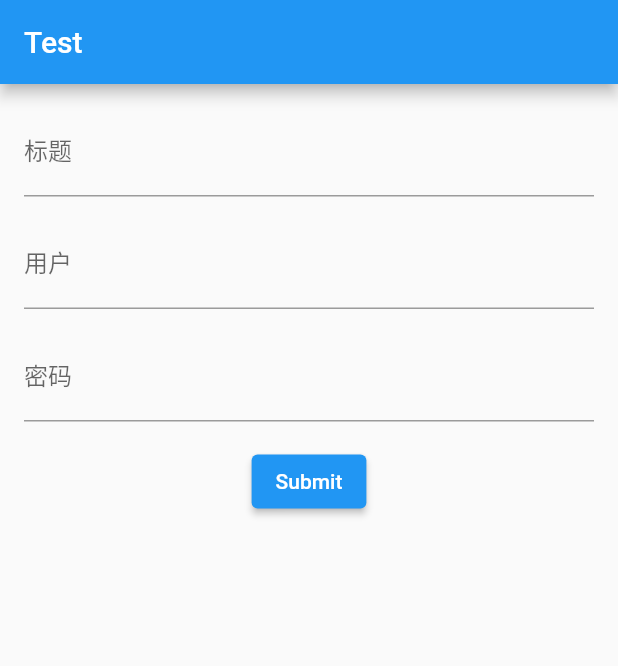
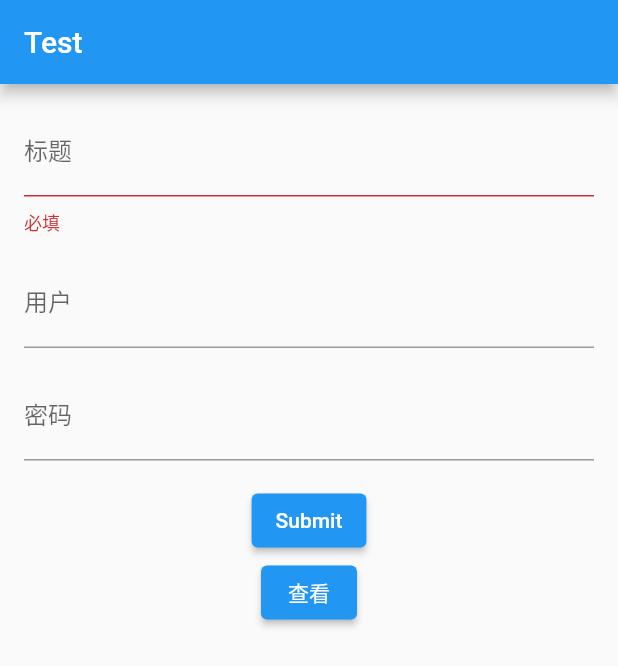
Before and after one commit to y-yushu/flutter_password_saving_software, a Flutter app: the screen it shows after launch, after a tap on "Submit", on a phone screen of 412 x 824 dp. Shown: the top 666 px of the screen. Run offline on Flutter 3.47's test engine with Material 2 defaults, Android fonts, the phone set to English and light mode, and no system bars; our stand-ins replace azlistview, hive, hive_flutter; missing offline and left inert: lpinyin; accounts and stored records are empty.

Commit message:
feat: 初步引用hive

```diff
--- /dev/null
+++ b/lib/hive/HiveUtil.dart
@@ -0,0 +1,10 @@
+import 'package:flutter_password_saving_software/hive/AccountAdapter.dart';
+import 'package:hive_flutter/adapters.dart';
+
+class HiveUtil {
+  static Future<void> initHive() async {
+    await Hive.initFlutter();
+    Hive.registerAdapter<Account>(AccountAdapter());
+    await Hive.openBox<Account>('mybox');
+  }
+}
--- a/lib/main.dart
+++ b/lib/main.dart
@@ -1,7 +1,9 @@
 import 'package:flutter/material.dart';
+import 'package:flutter_password_saving_software/hive/HiveUtil.dart';
 import 'package:flutter_password_saving_software/routes/routes.dart';
 
-void main() {
+void main() async {
+  await HiveUtil.initHive();
   runApp(const MyApp());
 }
 
--- a/lib/page/home copy.dart
+++ b/lib/page/home copy.dart
@@ -1,6 +1,5 @@
 import 'package:flutter/material.dart';
 import 'package:azlistview/azlistview.dart';
-import 'package:flutter_password_saving_software/entity/account.dart';
 import 'package:lpinyin/lpinyin.dart';
 
 /// 首页
--- a/lib/page/test.dart
+++ b/lib/page/test.dart
@@ -1,6 +1,6 @@
 import 'package:flutter/material.dart';
-import 'package:flutter_password_saving_software/entity/account.dart';
-// import 'package:dropdown_search/dropdown_search.dart';
+import 'package:flutter_password_saving_software/hive/AccountAdapter.dart';
+import 'package:hive/hive.dart';
 
 class TestPage extends StatelessWidget {
   const TestPage({super.key});
@@ -9,24 +9,31 @@ class TestPage extends StatelessWidget {
   Widget build(BuildContext context) {
     //录入数据
     Account account = Account(title: '');
+    final formKey = GlobalKey<FormState>(); // 用于管理表单状态
 
     return Scaffold(
       appBar: AppBar(title: const Text('Test')),
       body: Padding(
         padding: const EdgeInsets.all(16),
         child: SingleChildScrollView(
+          child: Form(
+            key: formKey,
             child: Column(
               children: [
-              TextField(
+                TextFormField(
                   onChanged: (value) {
                     account.title = value;
                   },
-                decoration: const InputDecoration(
-                  labelText: '标题',
-                ),
+                  decoration: const InputDecoration(labelText: '标题'),
+                  validator: (value) {
+                    if (value!.isEmpty) {
+                      return '必填';
+                    }
+                    return null;
+                  },
                 ),
                 const SizedBox(height: 16),
-              TextField(
+                TextFormField(
                   onChanged: (value) {
                     account.username = value;
                   },
@@ -35,7 +42,7 @@ class TestPage extends StatelessWidget {
                   ),
                 ),
                 const SizedBox(height: 16),
-              TextField(
+                TextFormField(
                   onChanged: (value) {
                     account.password = value;
                   },
@@ -46,12 +53,30 @@ class TestPage extends StatelessWidget {
                 const SizedBox(height: 16),
                 ElevatedButton(
                   onPressed: () {
-                  print('===' + account.title);
-                  print('$account');
+                    if (formKey.currentState!.validate()) {
+                      // 如果表单验证通过
+                      // 执行提交操作或其他操作
+                      var box = Hive.box<Account>('mybox');
+                      // box.add(account);
+                      box.put('key', account);
+                      print('yitijiao');
+                    }
                   },
-                child: Text('Submit'),
+                  child: const Text('Submit'),
+                ),
+                ElevatedButton(
+                  onPressed: () {
+                    var box = Hive.box<Account>('mybox');
+                    // Account ac = box.getAt(0) as Account;
+                    Account ac = box.get('key') as Account;
+                    print(ac.title);
+                    print(ac.username);
+                    print(ac.password);
+                  },
+                  child: const Text('查看'),
                 ),
               ],
+            ),
           ),
         ),
       ),
```
Also changed, not shown: lib/entity/account.dart (deleted, +0 -55 lines), lib/hive/AccountAdapter.dart (added, +45 -0 lines). Lines whose indentation alone changed are shown as unchanged.
